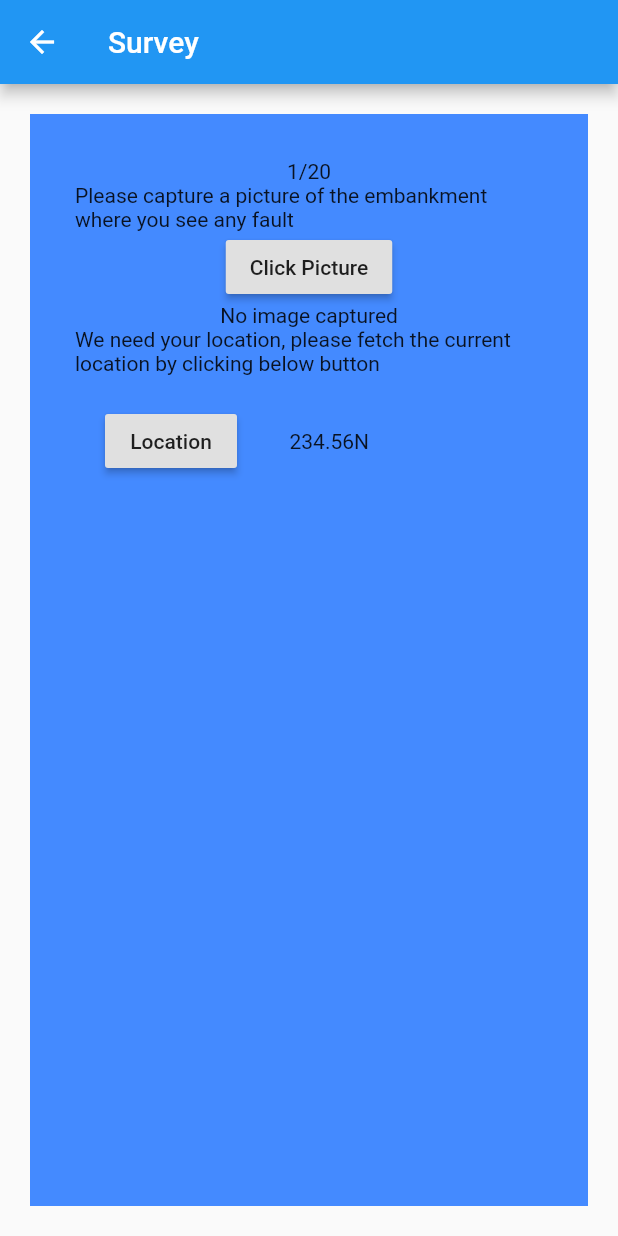
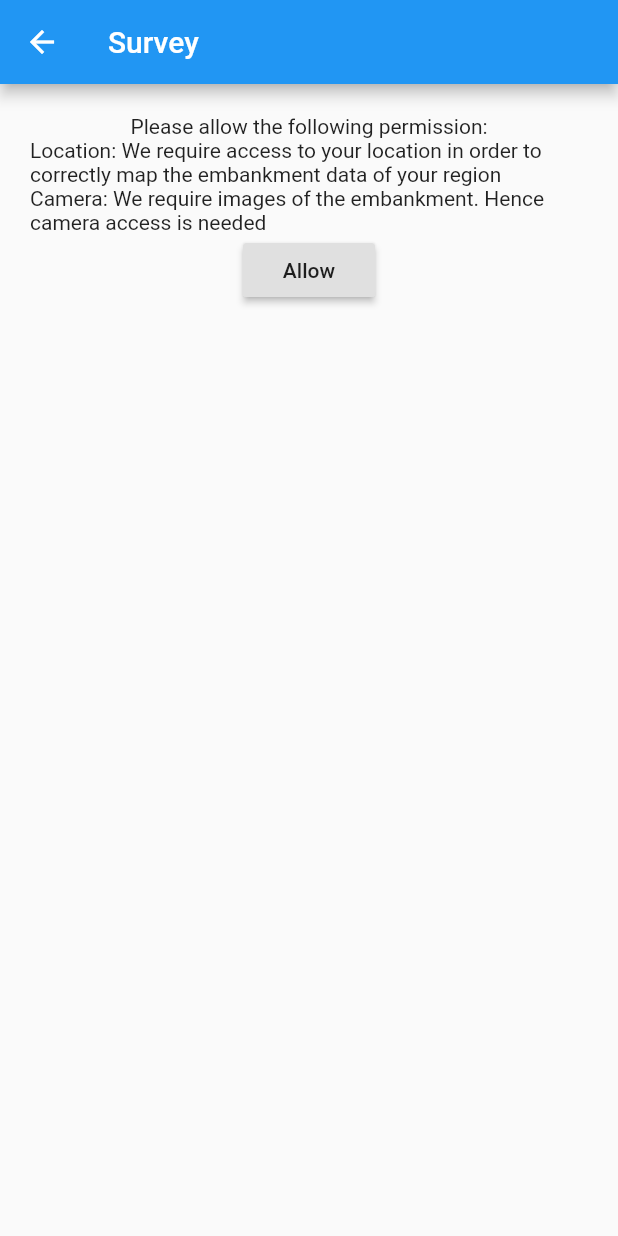
Before and after one commit to Hexa-Byte-6/Jal_Shakti_Sushant, a Flutter app: the Surveypage screen opened directly, on a phone screen of 412 x 824 dp. Run offline on Flutter 3.47's test engine with Material 2 defaults, Android fonts, the phone set to English and light mode, and no system bars; our stand-ins replace camera, device_preview, geolocator, permission_handler.

Commit message:
Update code to fetch location,refactored code for displaying image on survey page,added permission request feature

```diff
--- a/Notes/ProjectNotes.txt
+++ b/Notes/ProjectNotes.txt
@@ -4,6 +4,8 @@
 2) path_provider
 3) path
 4) http
+5)geo_locator
+6)permission_handler
 
 [#] Changes in ios folder:
 
@@ -31,3 +33,5 @@
     2) Add permissions in android/app/src/main/AndroidManifest.xml file
         <uses-permission android:name="android.permission.INTERNET" />
         <uses-permission android:name="android.permission.ACCESS_FINE_LOCATION" />
+        <uses-permission android:name="android.permission.CAMERA" />
+        <uses-feature android:name="android.hardware.camera" />
--- a/lib/classes/upload_data.dart
+++ b/lib/classes/upload_data.dart
@@ -45,7 +45,7 @@ class UploadData {
       var responseString = String.fromCharCodes(responseData);
       _setResponse(responseString);
     } else {
-      _setErrorResponse("Some error occured");
+      _setErrorResponse("Some error occured uploading image");
     }
 
     return flag;
--- /dev/null
+++ b/lib/custom-widgets/permission_card.dart
@@ -0,0 +1,30 @@
+import 'package:flutter/material.dart';
+
+class PermissionRequestCard extends StatelessWidget {
+  final Function getPermissions;
+  PermissionRequestCard(this.getPermissions);
+  @override
+  Widget build(BuildContext context) {
+    return Container(
+      height: 200,
+      width: MediaQuery.of(context).size.width,
+      alignment: Alignment.center,
+      child: Padding(
+        padding: EdgeInsets.all(20),
+        child: Column(
+          children: <Widget>[
+            Text("Please allow the following permission:"),
+            Text(
+                "Location: We require access to your location in order to correctly map the embankment data of your region"),
+            Text(
+                "Camera: We require images of the embankment. Hence camera access is needed"),
+            RaisedButton(
+              onPressed: getPermissions,
+              child: Text("Allow"),
+            )
+          ],
+        ),
+      ),
+    );
+  }
+}
--- a/lib/main.dart
+++ b/lib/main.dart
@@ -3,7 +3,6 @@ import 'package:flutter/material.dart';
 import 'package:device_preview/device_preview.dart';
 
 import 'package:jal_shakti_sush/screens/jal_shakti_home.dart';
-import 'package:permission_handler/permission_handler.dart';
 
 void main() {
   runApp(DevicePreview(
@@ -19,30 +18,8 @@ class MyApp extends StatefulWidget {
 }
 
 class _MyAppState extends State<MyApp> {
-  var permissions = false;
-  getPermissions() async {
-    Map<Permission, PermissionStatus> statuses =
-        await [Permission.location, Permission.camera].request();
-    print(statuses[Permission.location]);
-    print(statuses[Permission.camera]);
-    if (statuses[Permission.camera].isGranted &&
-        statuses[Permission.location].isGranted) {
-      setState(() {
-        permissions = true;
-      });
-    } else {
-      setState(() {
-        permissions = false;
-      });
-    }
-  }
-
   @override
   Widget build(BuildContext context) {
-    if (!permissions) {
-      getPermissions();
-      return Text("Permissions required");
-    } else {
     return MaterialApp(
       title: 'Jal SHakti',
       builder: DevicePreview.appBuilder,
@@ -51,4 +28,3 @@ class _MyAppState extends State<MyApp> {
     );
   }
 }
-}
--- a/lib/screens/survey_page.dart
+++ b/lib/screens/survey_page.dart
@@ -2,6 +2,8 @@ import 'package:flutter/material.dart';
 import 'package:camera/camera.dart';
 import 'dart:io';
 import 'package:geolocator/geolocator.dart';
+import 'package:jal_shakti_sush/custom-widgets/permission_card.dart';
+import 'package:permission_handler/permission_handler.dart';
 
 import '../screens/camera_screen.dart';
 
@@ -31,27 +33,62 @@ class Surveypage extends StatefulWidget {
 }
 
 class _SurveypageState extends State<Surveypage> {
-  var image;
-  _SurveypageState(this.image);
+  var _image;
+  var permissions = false;
+  Map<String, String> _location = {};
+  //_SurveypageState(this._image);
+  _SurveypageState(imagePath) {
+    this._image = imagePath;
+    _location = {"latitude": "0.0", "longitude": "0.0"};
+  }
+
+  setImagePath(imagePath) {
+    setState(() {
+      _image = imagePath;
+    });
+    this._image = imagePath;
+    print("Image path(survey page): " + this._image);
+  }
+
+  getPermissions() async {
+    Map<Permission, PermissionStatus> statuses = await [
+      Permission.location,
+      Permission.camera,
+      Permission.microphone
+    ].request();
+    //print(statuses[Permission.location]);
+    //print(statuses[Permission.camera]);
+    if (statuses[Permission.camera].isGranted &&
+        statuses[Permission.location].isGranted &&
+        statuses[Permission.microphone].isGranted) {
+      setState(() {
+        permissions = true;
+      });
+    } else {
+      setState(() {
+        permissions = false;
+      });
+    }
+  }
 
   fetchLocation() async {
-    // GeolocationStatus status =
-    //     await Geolocator().checkGeolocationPermissionStatus();
-    // print(status.toString());
     Position position = await Geolocator()
         .getCurrentPosition(desiredAccuracy: LocationAccuracy.high);
     print(position.latitude.toString() + ":" + position.longitude.toString());
+    setState(() {
+      _location["latitude"] = position.latitude.toString();
+      _location["longitude"] = position.longitude.toString();
+    });
   }
 
   @override
   Widget build(BuildContext context) {
-    var _location = "234.56N";
-
     return Scaffold(
       appBar: AppBar(
         title: Text('Survey'),
       ),
-      body: Container(
+      body: permissions
+          ? Container(
               margin: EdgeInsets.all(20),
               padding: EdgeInsets.all(30),
               decoration: BoxDecoration(
@@ -65,15 +102,17 @@ class _SurveypageState extends State<Surveypage> {
                   RaisedButton(
                       child: Text('Click Picture'),
                       onPressed: () {
-                  Navigator.push(context, MaterialPageRoute(builder: (context) {
-                    return TakePictureScreen(camera: firstCamera);
+                        Navigator.push(context,
+                            MaterialPageRoute(builder: (context) {
+                          return TakePictureScreen(
+                              camera: firstCamera, setImage: setImagePath);
                         }));
                       }),
                   Container(
-              child: image == "no-image"
+                    child: _image == "no-image"
                         ? Text('No image captured')
                         : Image.file(
-                      File(image),
+                            File(_image),
                             width: 200,
                             height: 200,
                           ),
@@ -86,18 +125,23 @@ class _SurveypageState extends State<Surveypage> {
                         Padding(
                           padding: EdgeInsets.all(20),
                           child: RaisedButton(
-                        child: Text('Location'), onPressed: fetchLocation),
+                              child: Text('Location'),
+                              onPressed: fetchLocation),
                         ),
                         Padding(
                           padding: EdgeInsets.all(15),
-                    child: Text(_location),
+                          child: Text("Latitude: " +
+                              _location["latitude"] +
+                              "\nLongitude:" +
+                              _location["longitude"]),
                         ),
                       ],
                     ),
                   ),
                 ],
               ),
-      ),
+            )
+          : PermissionRequestCard(getPermissions),
     );
   }
 }
```
Also changed, not shown: lib/screens/camera_screen.dart (+16 -22 lines), 1 other file. Lines whose indentation alone changed are shown as unchanged.
